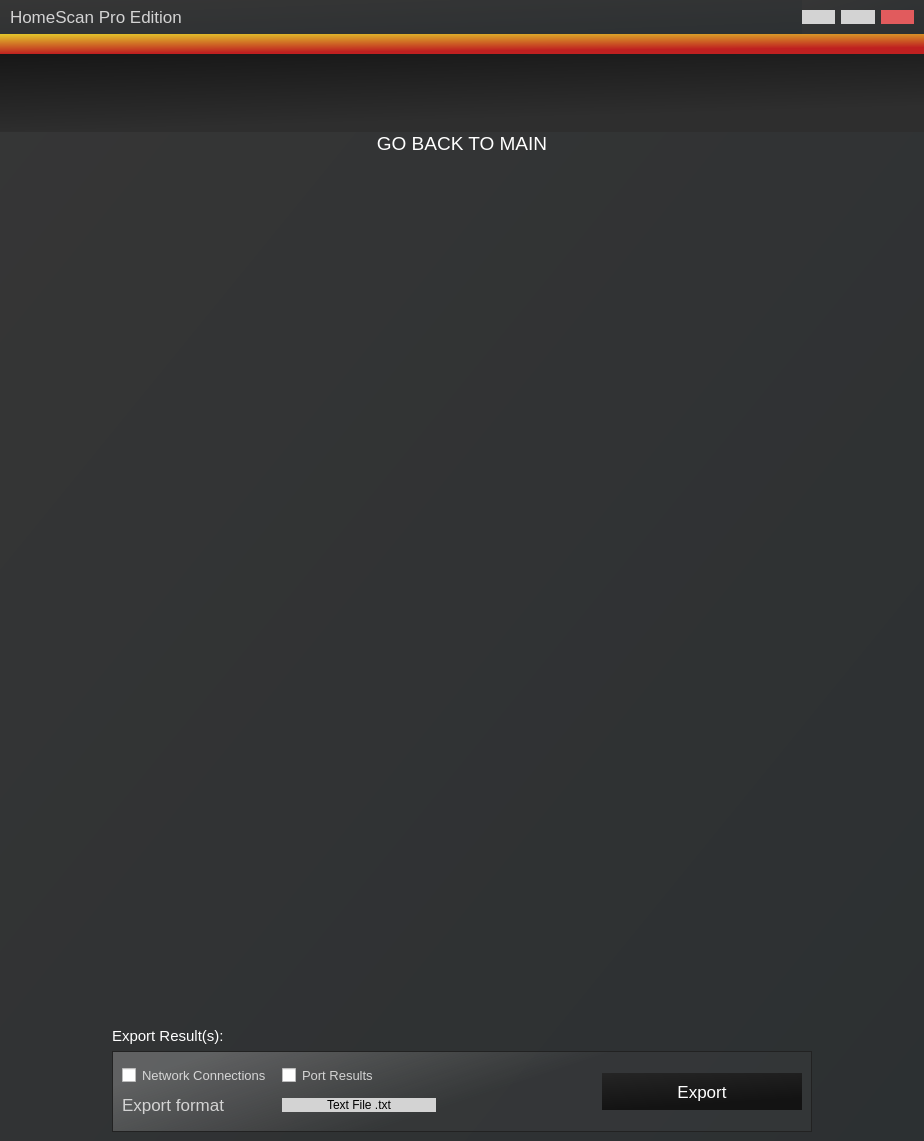
Qt form router/ports.ui (hunterjreid/HomeScan) before a commit.
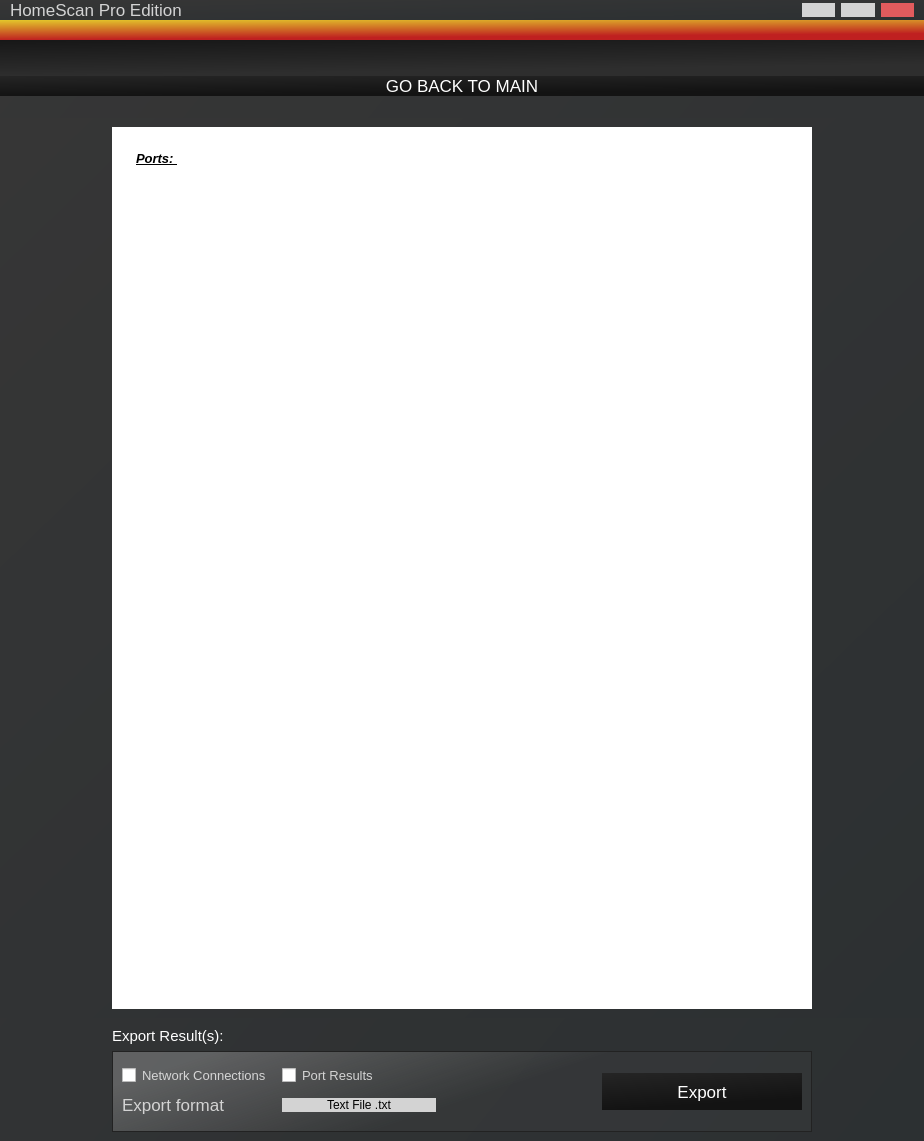
The same form after that commit. Icons and pictures are not drawn.

Commit message: Ports +🌠Live network scanner function working !!

Patch:
```diff
--- a/router/ports.ui
+++ b/router/ports.ui
@@ -209,6 +209,12 @@
        </item>
        <item>
         <widget class="QFrame" name="color_bar">
+         <property name="minimumSize">
+          <size>
+           <width>0</width>
+           <height>20</height>
+          </size>
+         </property>
          <property name="maximumSize">
           <size>
            <width>16777215</width>
@@ -296,12 +302,10 @@
        <item>
         <widget class="QPushButton" name="pushButton_14">
          <property name="styleSheet">
-          <string notr="true">color: white;
-border: 20px;
-top:0;
-border: none;
-background: none;
-font-size: 19px;</string>
+          <string notr="true">background-color:qlineargradient(spread:pad, x1:0, y1:0, x2:0.306, y2:0.909091, stop:0 rgba(37, 37, 37, 255), stop:1 rgba(19, 19, 19, 255));
+color:rgb(255, 255, 255);
+font-size:17px;
+border:none;</string>
          </property>
          <property name="text">
           <string>GO BACK TO MAIN</string>
@@ -326,6 +330,48 @@
          </property>
         </widget>
        </item>
+       <item>
+        <widget class="QFrame" name="frame">
+         <property name="frameShape">
+          <enum>QFrame::StyledPanel</enum>
+         </property>
+         <property name="frameShadow">
+          <enum>QFrame::Raised</enum>
+         </property>
+         <layout class="QHBoxLayout" name="horizontalLayout_10">
+          <item>
+           <widget class="QTextEdit" name="textEdit">
+            <property name="minimumSize">
+             <size>
+              <width>400</width>
+              <height>0</height>
+             </size>
+            </property>
+            <property name="maximumSize">
+             <size>
+              <width>700</width>
+              <height>16777215</height>
+             </size>
+            </property>
+            <property name="styleSheet">
+             <string notr="true">background: white;
+color: black;
+padding: 20px;</string>
+            </property>
+            <property name="html">
+             <string>&lt;!DOCTYPE HTML PUBLIC &quot;-//W3C//DTD HTML 4.0//EN&quot; &quot;http://www.w3.org/TR/REC-html40/strict.dtd&quot;&gt;
+&lt;html&gt;&lt;head&gt;&lt;meta name=&quot;qrichtext&quot; content=&quot;1&quot; /&gt;&lt;style type=&quot;text/css&quot;&gt;
+p, li { white-space: pre-wrap; }
+&lt;/style&gt;&lt;/head&gt;&lt;body style=&quot; font-family:'MS Shell Dlg 2'; font-size:8.25pt; font-weight:400; font-style:normal;&quot;&gt;
+&lt;p style=&quot; margin-top:0px; margin-bottom:0px; margin-left:0px; margin-right:0px; -qt-block-indent:0; text-indent:0px;&quot;&gt;&lt;span style=&quot; font-size:10pt; font-weight:600; font-style:italic; text-decoration: underline;&quot;&gt;Ports: &lt;/span&gt;&lt;/p&gt;
+&lt;p style=&quot;-qt-paragraph-type:empty; margin-top:0px; margin-bottom:0px; margin-left:0px; margin-right:0px; -qt-block-indent:0; text-indent:0px; font-size:10pt; font-weight:600; font-style:italic; text-decoration: underline;&quot;&gt;&lt;br /&gt;&lt;/p&gt;
+&lt;p style=&quot;-qt-paragraph-type:empty; margin-top:0px; margin-bottom:0px; margin-left:0px; margin-right:0px; -qt-block-indent:0; text-indent:0px; font-size:10pt; font-weight:600; font-style:italic; text-decoration: underline;&quot;&gt;&lt;br /&gt;&lt;/p&gt;&lt;/body&gt;&lt;/html&gt;</string>
+            </property>
+           </widget>
+          </item>
+         </layout>
+        </widget>
+       </item>
        <item alignment="Qt::AlignBottom">
         <widget class="QFrame" name="footer">
          <property name="styleSheet">
```
Left out of the diff: 4 changed lines with no effect on the pictures. The commit also changes 6 other files.
